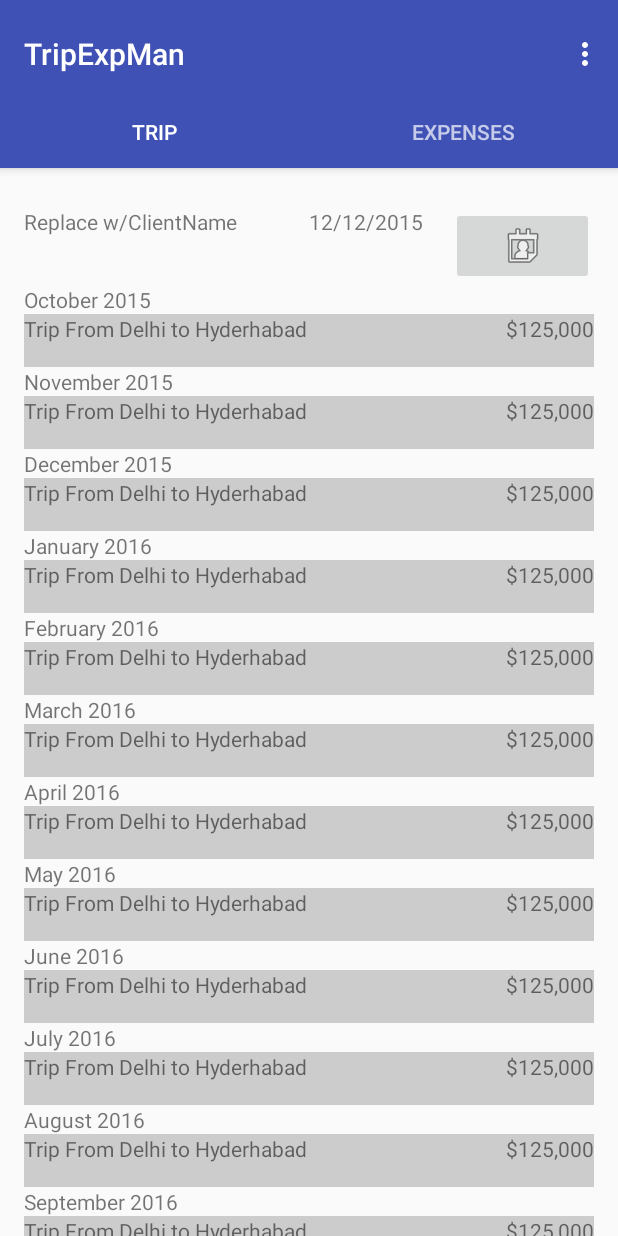
After one commit to BitCloude/TheTravelingSalesman, an Android app: the TripExpMan screen opened directly, with no data from a screen before it, on a phone screen of 412 x 824 dp. The commit adds this screen. Run offline under Robolectric (Android 15) with nearby library versions, the phone set to English and light mode, and no system bars.

Commit message:
Tab Layout, Expense and Travel activities are useless now,TripExpMan replaces

```diff
--- a/app/src/main/java/com/appers/ayvaz/thetravelingsalesman/Expenses.java
+++ b/app/src/main/java/com/appers/ayvaz/thetravelingsalesman/Expenses.java
@@ -20,6 +20,7 @@ import android.view.ViewGroup;
 import android.widget.AdapterView;
 import android.widget.ArrayAdapter;
 import android.widget.Button;
+import android.widget.ImageButton;
 import android.widget.LinearLayout;
 import android.widget.ListView;
 import android.widget.RelativeLayout;
@@ -39,7 +40,7 @@ Spinner spinnerClient, spinnerAmount, spinnerFrom;
     String data = "Hotel Bill From Delhi to Hyderhabad";
     String cost = "$25,000";
     //Trip From Delhi to Hyderhabad
-    Button expensesBut;
+    ImageButton expensesBut;
     @Override
     protected void onCreate(Bundle savedInstanceState) {
         super.onCreate(savedInstanceState);
@@ -47,7 +48,7 @@ Spinner spinnerClient, spinnerAmount, spinnerFrom;
         Toolbar toolbar = (Toolbar) findViewById(R.id.toolbar);
         setSupportActionBar(toolbar);
         listViewExpenses = new ListView(this);
-        expensesBut = (Button) findViewById(R.id.expensesExpensesButton);
+        expensesBut = (ImageButton) findViewById(R.id.expensesCalenderButton);
         linearLayout = (LinearLayout) findViewById(R.id.expensesLinearLayout);
 
        for(int i = 0; i< 12; i++) {
--- a/app/src/main/java/com/appers/ayvaz/thetravelingsalesman/TravelDetail.java
+++ b/app/src/main/java/com/appers/ayvaz/thetravelingsalesman/TravelDetail.java
@@ -1,5 +1,6 @@
 package com.appers.ayvaz.thetravelingsalesman;
 
+import android.content.Intent;
 import android.os.Bundle;
 import android.support.design.widget.FloatingActionButton;
 import android.support.design.widget.Snackbar;
@@ -9,6 +10,8 @@ import android.view.Menu;
 import android.view.MenuItem;
 import android.view.View;
 import android.widget.ArrayAdapter;
+import android.widget.Button;
+import android.widget.ImageButton;
 import android.widget.Spinner;
 
 import java.util.Scanner;
@@ -16,7 +19,7 @@ import java.util.Scanner;
 public class TravelDetail extends AppCompatActivity {
 //Spinner spinnerTravelClient;
     String[] clients = {"Client 0", "Client 1", "Client 2","Client 3", "Client 4", "Client 5","Client 6", "Client 7", "Client 8","Client 9", "Client 10", "Client 11","Client 12", "Client 13", "Client 14","Client 15", "Client 16", "Client 17"};
-
+    ImageButton button;
     @Override
     protected void onCreate(Bundle savedInstanceState) {
         super.onCreate(savedInstanceState);
@@ -24,7 +27,16 @@ public class TravelDetail extends AppCompatActivity {
         Toolbar toolbar = (Toolbar) findViewById(R.id.toolbar);
         setSupportActionBar(toolbar);
         getSupportActionBar().setDisplayHomeAsUpEnabled(true);
-       // spinnerTravelClient = (Spinner) findViewById(R.id.spinnerTravelAddClient);
+        button = (ImageButton) findViewById(R.id.cameraTravelButton);
+
+        button.setOnClickListener(new View.OnClickListener() {
+            @Override
+            public void onClick(View v) {
+                Intent intent = new Intent(getApplicationContext(),TripExpMan.class);
+                startActivity(intent);
+            }
+        });
+        // spinnerTravelClient = (Spinner) findViewById(R.id.spinnerTravelAddClient);
         //ArrayAdapter<String> adapter = new ArrayAdapter<>(this, android.R.layout.simple_spinner_item,clients);
         //spinnerTravelClient.setAdapter(adapter);
 
--- /dev/null
+++ b/app/src/main/java/com/appers/ayvaz/thetravelingsalesman/TripExpMan.java
@@ -0,0 +1,293 @@
+package com.appers.ayvaz.thetravelingsalesman;
+
+import android.graphics.Color;
+import android.support.design.widget.TabLayout;
+import android.support.design.widget.FloatingActionButton;
+import android.support.design.widget.Snackbar;
+import android.support.v7.app.AppCompatActivity;
+import android.support.v7.widget.Toolbar;
+
+import android.support.v4.app.Fragment;
+import android.support.v4.app.FragmentManager;
+import android.support.v4.app.FragmentPagerAdapter;
+import android.support.v4.view.ViewPager;
+import android.os.Bundle;
+import android.view.ContextMenu;
+import android.view.LayoutInflater;
+import android.view.Menu;
+import android.view.MenuItem;
+import android.view.View;
+import android.view.ViewGroup;
+
+import android.widget.LinearLayout;
+import android.widget.RelativeLayout;
+import android.widget.TextView;
+import android.widget.Toast;
+
+public class TripExpMan extends AppCompatActivity {
+
+
+    LinearLayout linearLayout;
+    RelativeLayout childLayout;
+    String[] from= {"October 2015", "November 2015", "December 2015","January 2016", "February 2016", "March 2016","April 2016", "May 2016", "June 2016", "July 2016", "August 2016", "September 2016"};
+
+    String data = "Trip From Delhi to Hyderhabad";
+    String cost = "$125,000";
+
+
+    /**
+     * The {@link android.support.v4.view.PagerAdapter} that will provide
+     * fragments for each of the sections. We use a
+     * {@link FragmentPagerAdapter} derivative, which will keep every
+     * loaded fragment in memory. If this becomes too memory intensive, it
+     * may be best to switch to a
+     * {@link android.support.v4.app.FragmentStatePagerAdapter}.
+     */
+    private SectionsPagerAdapter mSectionsPagerAdapter;
+
+    /**
+     * The {@link ViewPager} that will host the section contents.
+     */
+    private ViewPager mViewPager;
+
+    @Override
+    protected void onCreate(Bundle savedInstanceState) {
+        super.onCreate(savedInstanceState);
+        setContentView(R.layout.activity_trip_exp_man);
+
+        Toolbar toolbar = (Toolbar) findViewById(R.id.toolbar);
+        setSupportActionBar(toolbar);
+        // Create the adapter that will return a fragment for each of the three
+        // primary sections of the activity.
+        mSectionsPagerAdapter = new SectionsPagerAdapter(getSupportFragmentManager());
+
+        // Set up the ViewPager with the sections adapter.
+        mViewPager = (ViewPager) findViewById(R.id.container);
+        mViewPager.setAdapter(mSectionsPagerAdapter);
+
+        TabLayout tabLayout = (TabLayout) findViewById(R.id.tabs);
+        tabLayout.setupWithViewPager(mViewPager);
+
+      /*  FloatingActionButton fab = (FloatingActionButton) findViewById(R.id.fab);
+        fab.setOnClickListener(new View.OnClickListener() {
+            @Override
+            public void onClick(View view) {
+                Snackbar.make(view, "Replace with your own action", Snackbar.LENGTH_LONG)
+                        .setAction("Action", null).show();
+            }
+        });
+
+*/
+
+    }
+
+
+    @Override
+    public boolean onCreateOptionsMenu(Menu menu) {
+        // Inflate the menu; this adds items to the action bar if it is present.
+        getMenuInflater().inflate(R.menu.menu_trip_exp_man, menu);
+        return true;
+    }
+
+    @Override
+    public boolean onOptionsItemSelected(MenuItem item) {
+        // Handle action bar item clicks here. The action bar will
+        // automatically handle clicks on the Home/Up button, so long
+        // as you specify a parent activity in AndroidManifest.xml.
+        int id = item.getItemId();
+
+        //noinspection SimplifiableIfStatement
+        if (id == R.id.action_settings) {
+            return true;
+        }
+
+        return super.onOptionsItemSelected(item);
+    }
+
+    @Override
+    public void onCreateContextMenu(ContextMenu menu, View v, ContextMenu.ContextMenuInfo menuInfo) {
+        super.onCreateContextMenu(menu, v, menuInfo);
+        int groupId = 1;
+        menu.add(groupId, 11, 100, "Edit");
+        menu.add(groupId, 22, 200, "Delete");
+    }
+
+    @Override
+    public boolean onContextItemSelected(MenuItem item) {
+        int id = item.getItemId();
+
+        //noinspection SimplifiableIfStatement
+        if (id == 11) {
+            Toast.makeText(getApplicationContext(), "Edit", Toast.LENGTH_SHORT).show();
+            return true;
+        }
+
+        if (id == 22) {
+            Toast.makeText(getApplicationContext(), "Delete", Toast.LENGTH_SHORT).show();
+            return true;
+        }
+
+
+        return super.onContextItemSelected(item);
+    }
+
+    /**
+     * A placeholder fragment containing a simple view.
+     */
+    public static class PlaceholderFragment extends Fragment {
+        /**
+         * The fragment argument representing the section number for this
+         * fragment.
+         */
+        LinearLayout linearLayout;
+        RelativeLayout childLayout;
+        String[] from= {"October 2015", "November 2015", "December 2015","January 2016", "February 2016", "March 2016","April 2016", "May 2016", "June 2016", "July 2016", "August 2016", "September 2016"};
+
+        String data = "Trip From Delhi to Hyderhabad";
+        String cost = "$125,000";
+
+        String dataExp = "Hotel Bill From Delhi to Hyderhabad";
+        String costExp = "$25,000";
+
+        private static final String ARG_SECTION_NUMBER = "section_number";
+
+        public PlaceholderFragment() {
+        }
+
+        /**
+         * Returns a new instance of this fragment for the given section
+         * number.
+         */
+        public static PlaceholderFragment newInstance(int sectionNumber) {
+            PlaceholderFragment fragment = new PlaceholderFragment();
+            Bundle args = new Bundle();
+            args.putInt(ARG_SECTION_NUMBER, sectionNumber);
+            fragment.setArguments(args);
+            return fragment;
+        }
+
+        @Override
+        public View onCreateView(LayoutInflater inflater, ViewGroup container,
+                                 Bundle savedInstanceState) {
+            View rootView = inflater.inflate(R.layout.fragment_trip_exp_man, container, false);
+
+            if(getArguments().getInt(ARG_SECTION_NUMBER) == 1) {
+                linearLayout = (LinearLayout) rootView.findViewById(R.id.fragmentLinearLayout);
+
+                for (int i = 0; i < 12; i++) {
+                    childLayout = new RelativeLayout(getActivity());
+                    RelativeLayout.LayoutParams layoutParamsCost = new RelativeLayout.LayoutParams(
+                            RelativeLayout.LayoutParams.WRAP_CONTENT, RelativeLayout.LayoutParams.WRAP_CONTENT);
+                    layoutParamsCost.addRule(RelativeLayout.ALIGN_PARENT_RIGHT);
+
+                    RelativeLayout.LayoutParams layoutParamsData = new RelativeLayout.LayoutParams(
+                            RelativeLayout.LayoutParams.WRAP_CONTENT, RelativeLayout.LayoutParams.WRAP_CONTENT);
+                    layoutParamsData.addRule(RelativeLayout.ALIGN_PARENT_LEFT);
+                    //childLayout.setOrientation(LinearLayout.HORIZONTAL);
+                    TextView textdata = new TextView(getActivity());
+                    textdata.setLines(2);
+
+                    textdata.setText(data);
+                    TextView textcost = new TextView(getActivity());
+                    textcost.setLines(1);
+                    textcost.setText(cost);
+
+                    childLayout.setBackgroundColor(Color.LTGRAY);
+                    childLayout.addView(textdata, layoutParamsData);
+                    childLayout.addView(textcost, layoutParamsCost);
+
+
+                    TextView textView = new TextView(getActivity());
+                    textView.setText(from[i]);
+                    //   ArrayAdapter<String> adapter4 = new ArrayAdapter<String>(this, android.R.layout.simple_list_item_1,expenses);
+                    // listViewExpenses.setAdapter(adapter4);
+
+                    //childlayout.addView(textView);
+                    linearLayout.addView(textView);
+                    linearLayout.addView(childLayout);
+
+                    registerForContextMenu(childLayout);
+
+                }
+
+            }
+            else {
+                linearLayout = (LinearLayout) rootView.findViewById(R.id.fragmentLinearLayout);
+
+                for (int i = 0; i < 12; i++) {
+                    childLayout = new RelativeLayout(getActivity());
+                    RelativeLayout.LayoutParams layoutParamsCost = new RelativeLayout.LayoutParams(
+                            RelativeLayout.LayoutParams.WRAP_CONTENT, RelativeLayout.LayoutParams.WRAP_CONTENT);
+                    layoutParamsCost.addRule(RelativeLayout.ALIGN_PARENT_RIGHT);
+
+                    RelativeLayout.LayoutParams layoutParamsData = new RelativeLayout.LayoutParams(
+                            RelativeLayout.LayoutParams.WRAP_CONTENT, RelativeLayout.LayoutParams.WRAP_CONTENT);
+                    layoutParamsData.addRule(RelativeLayout.ALIGN_PARENT_LEFT);
+                    //childLayout.setOrientation(LinearLayout.HORIZONTAL);
+                    TextView textdata = new TextView(getActivity());
+                    textdata.setLines(2);
+
+                    textdata.setText(dataExp);
+                    TextView textcost = new TextView(getActivity());
+                    textcost.setLines(1);
+                    textcost.setText(costExp);
+
+                    childLayout.setBackgroundColor(Color.LTGRAY);
+                    childLayout.addView(textdata, layoutParamsData);
+                    childLayout.addView(textcost, layoutParamsCost);
+
+
+                    TextView textView = new TextView(getActivity());
+                    textView.setText(from[i]);
+                    //   ArrayAdapter<String> adapter4 = new ArrayAdapter<String>(this, android.R.layout.simple_list_item_1,expenses);
+                    // listViewExpenses.setAdapter(adapter4);
+
+                    //childlayout.addView(textView);
+                    linearLayout.addView(textView);
+                    linearLayout.addView(childLayout);
+
+                    registerForContextMenu(childLayout);
+
+                }
+            }
+          //  TextView textView = (TextView) rootView.findViewById(R.id.section_label);
+           // textView.setText(getString(R.string.section_format, getArguments().getInt(ARG_SECTION_NUMBER)));
+            return rootView;
+        }
+    }
+
+    /**
+     * A {@link FragmentPagerAdapter} that returns a fragment corresponding to
+     * one of the sections/tabs/pages.
+     */
+    public class SectionsPagerAdapter extends FragmentPagerAdapter {
+
+        public SectionsPagerAdapter(FragmentManager fm) {
+            super(fm);
+        }
+
+        @Override
+        public Fragment getItem(int position) {
+            // getItem is called to instantiate the fragment for the given page.
+            // Return a PlaceholderFragment (defined as a static inner class below).
+            return PlaceholderFragment.newInstance(position + 1);
+        }
+
+        @Override
+        public int getCount() {
+            // Show 3 total pages.
+            return 2;
+        }
+
+        @Override
+        public CharSequence getPageTitle(int position) {
+            switch (position) {
+                case 0:
+                    return "Trip";
+                case 1:
+                    return "Expenses";
+            }
+            return null;
+        }
+    }
+}
--- /dev/null
+++ b/app/src/main/res/layout/activity_trip_exp_man.xml
@@ -0,0 +1,50 @@
+<?xml version="1.0" encoding="utf-8"?>
+<android.support.design.widget.CoordinatorLayout xmlns:android="http://schemas.android.com/apk/res/android"
+    xmlns:tools="http://schemas.android.com/tools"
+    xmlns:app="http://schemas.android.com/apk/res-auto"
+    android:id="@+id/main_content"
+    android:layout_width="match_parent"
+    android:layout_height="match_parent"
+    android:fitsSystemWindows="true"
+    tools:context="com.appers.ayvaz.thetravelingsalesman.TripExpMan">
+
+    <android.support.design.widget.AppBarLayout
+        android:id="@+id/appbar"
+        android:layout_width="match_parent"
+        android:layout_height="wrap_content"
+        android:paddingTop="@dimen/appbar_padding_top"
+        android:theme="@style/AppTheme.AppBarOverlay">
+
+        <android.support.v7.widget.Toolbar
+            android:id="@+id/toolbar"
+            android:layout_width="match_parent"
+            android:layout_height="?attr/actionBarSize"
+            android:background="?attr/colorPrimary"
+            app:popupTheme="@style/AppTheme.PopupOverlay"
+            app:layout_scrollFlags="scroll|enterAlways">
+
+        </android.support.v7.widget.Toolbar>
+
+        <android.support.design.widget.TabLayout
+            android:id="@+id/tabs"
+            android:layout_width="match_parent"
+            android:layout_height="wrap_content" />
+
+    </android.support.design.widget.AppBarLayout>
+
+    <android.support.v4.view.ViewPager
+        android:id="@+id/container"
+        android:layout_width="match_parent"
+        android:layout_height="match_parent"
+        app:layout_behavior="@string/appbar_scrolling_view_behavior"/>
+
+    <android.support.design.widget.FloatingActionButton
+        android:id="@+id/fab"
+        android:layout_width="wrap_content"
+        android:layout_height="wrap_content"
+        android:layout_gravity="end|bottom"
+        android:layout_margin="@dimen/fab_margin"
+        android:src="@android:drawable/ic_dialog_email"
+        android:visibility="gone"/>
+
+</android.support.design.widget.CoordinatorLayout>
--- a/app/src/main/res/layout/content_expenses.xml
+++ b/app/src/main/res/layout/content_expenses.xml
@@ -19,26 +19,7 @@
     android:orientation="vertical"
     android:id="@+id/expensesLinearLayout">
 
-        <LinearLayout
-            android:layout_width="match_parent"
-            android:layout_height="wrap_content"
-            android:orientation="horizontal">
 
-            <Button
-                android:id="@+id/expensesTripButton"
-                android:layout_width="0dp"
-                android:layout_height="match_parent"
-                android:layout_weight="1"
-                android:text="Trip" />
-
-            <Button
-                android:id="@+id/expensesExpensesButton"
-                android:layout_width="0dp"
-                android:layout_height="match_parent"
-                android:layout_weight="1"
-                android:text="Expenses" />
-
-        </LinearLayout>
 
         <LinearLayout
             android:layout_width="match_parent"
@@ -70,6 +51,7 @@
 
         </LinearLayout>
 
+
 </LinearLayout>
 
     </ScrollView>
--- /dev/null
+++ b/app/src/main/res/layout/fragment_trip_exp_man.xml
@@ -0,0 +1,55 @@
+<LinearLayout xmlns:android="http://schemas.android.com/apk/res/android"
+    xmlns:tools="http://schemas.android.com/tools"
+    android:layout_width="match_parent"
+    android:layout_height="match_parent"
+    android:orientation="vertical"
+    android:paddingBottom="@dimen/activity_vertical_margin"
+    android:paddingLeft="@dimen/activity_horizontal_margin"
+    android:paddingRight="@dimen/activity_horizontal_margin"
+    android:paddingTop="@dimen/activity_vertical_margin"
+    tools:context="com.appers.ayvaz.thetravelingsalesman.TripExpMan$PlaceholderFragment">
+
+    <ScrollView
+        android:layout_width="match_parent"
+        android:layout_height="match_parent"
+        android:fillViewport="true">
+
+        <LinearLayout
+            android:layout_width="match_parent"
+            android:layout_height="match_parent"
+            android:id="@+id/fragmentLinearLayout"
+            android:orientation="vertical">
+
+            <LinearLayout
+                android:layout_width="match_parent"
+                android:layout_height="wrap_content"
+                android:paddingTop="10dp">
+
+                <TextView
+                    android:id="@+id/expensesClientName"
+                    android:layout_width="0dp"
+                    android:layout_height="match_parent"
+                    android:layout_weight="2"
+                    android:text="Replace w/ClientName" />
+
+                <TextView
+                    android:id="@+id/expensesDateText"
+                    android:layout_width="0dp"
+                    android:layout_height="match_parent"
+                    android:layout_weight="1"
+
+                    android:text="12/12/2015" />
+
+                <ImageButton
+                    android:id="@+id/expensesCalenderButton"
+                    android:layout_width="0dp"
+                    android:layout_height="wrap_content"
+                    android:layout_weight="1"
+
+                    android:src="@android:drawable/ic_menu_my_calendar" />
+
+
+            </LinearLayout>
+        </LinearLayout>
+    </ScrollView>
+</LinearLayout>
--- /dev/null
+++ b/app/src/main/res/menu/menu_trip_exp_man.xml
@@ -0,0 +1,10 @@
+<menu xmlns:android="http://schemas.android.com/apk/res/android"
+    xmlns:app="http://schemas.android.com/apk/res-auto"
+    xmlns:tools="http://schemas.android.com/tools"
+    tools:context="com.appers.ayvaz.thetravelingsalesman.TripExpMan">
+    <item
+        android:id="@+id/action_settings"
+        android:orderInCategory="100"
+        android:title="@string/action_settings"
+        app:showAsAction="never" />
+</menu>
--- a/app/src/main/res/values-v21/styles.xml
+++ b/app/src/main/res/values-v21/styles.xml
@@ -1,4 +1,5 @@
 <resources>>
+
     <style name="AppTheme.NoActionBar">
         <item name="windowActionBar">false</item>
         <item name="windowNoTitle">true</item>
--- a/app/src/main/res/values/dimens.xml
+++ b/app/src/main/res/values/dimens.xml
@@ -5,4 +5,5 @@
     <dimen name="fab_margin">16dp</dimen>
     <dimen name="app_bar_height">180dp</dimen>
     <dimen name="text_margin">16dp</dimen>
+    <dimen name="appbar_padding_top">8dp</dimen>
 </resources>
--- a/app/src/main/res/values/strings.xml
+++ b/app/src/main/res/values/strings.xml
@@ -20,7 +20,7 @@
         <item>Client3</item>
         <item>Client0</item>
     </string-array>
-<string name="notifications">Notifications</string>
+    <string name="notifications">Notifications</string>
     <string name="reminders">Reminders</string>
     <string name="message">Message</string>
     <string name="trip">Trip</string>
@@ -80,5 +80,7 @@
         <item>Invite</item>
         <item>Location</item>
         <item>Notes</item>
-</string-array>
+    </string-array>
+    <string name="title_activity_trip_exp_man">TripExpMan</string>
+    <string name="section_format">Hello World from section: %1$d</string>
 </resources>
--- a/app/src/main/res/values/styles.xml
+++ b/app/src/main/res/values/styles.xml
@@ -7,11 +7,14 @@
         <item name="colorPrimaryDark">@color/colorPrimaryDark</item>
         <item name="colorAccent">@color/colorPrimary</item>
     </style>
+
     <style name="AppTheme.NoActionBar">
         <item name="windowActionBar">false</item>
         <item name="windowNoTitle">true</item>
     </style>
+
     <style name="AppTheme.AppBarOverlay" parent="ThemeOverlay.AppCompat.Dark.ActionBar" />
+
     <style name="AppTheme.PopupOverlay" parent="ThemeOverlay.AppCompat.Light" />
 
 </resources>
```
Also changed, not shown: app/src/main/AndroidManifest.xml (+22 -25 lines), 1 other file.
